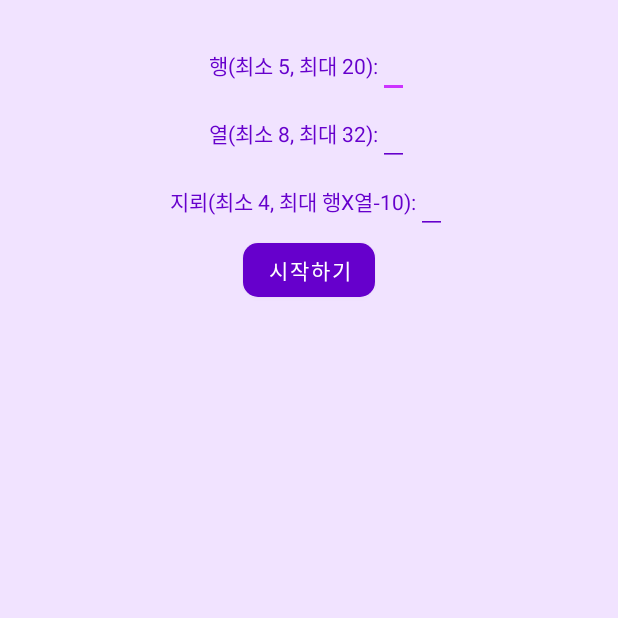
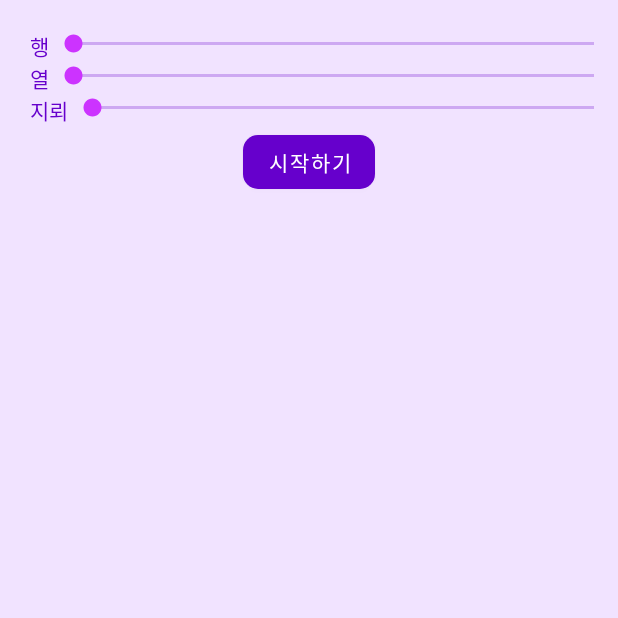
Before and after one commit to fabbitox/MineSweeperPR, an Android app: the screen it shows after launch (MainActivity), on a phone screen of 412 x 824 dp, the top half of it. Run offline under Robolectric (Android 15) with nearby library versions, the phone set to English and light mode, and no system bars.

Commit message:
change input to seekBar add overFlag

```diff
--- a/app/src/main/java/com/first/minesweeperpr/MainActivity.java
+++ b/app/src/main/java/com/first/minesweeperpr/MainActivity.java
@@ -5,9 +5,9 @@ import androidx.appcompat.app.AppCompatActivity;
 import android.os.Bundle;
 import android.view.View;
 import android.widget.Button;
-import android.widget.EditText;
 import android.widget.ImageButton;
 import android.widget.ImageView;
+import android.widget.SeekBar;
 import android.widget.TableLayout;
 import android.widget.TableRow;
 import android.widget.TextView;
@@ -24,6 +24,8 @@ public class MainActivity extends AppCompatActivity {
     private Queue<Integer> toBeOpen;
     private int remainedBombCount;
     private TextView remainedTv;
+    private boolean overFlag;
+
 
     @Override
     protected void onCreate(Bundle savedInstanceState) {
@@ -32,69 +34,95 @@ public class MainActivity extends AppCompatActivity {
 
         board = findViewById(R.id.board);
         View valueInput = findViewById(R.id.value_input);
-        EditText columnInput = findViewById(R.id.column_input);
-        EditText rowInput = findViewById(R.id.row_input);
-        EditText bombInput = findViewById(R.id.bomb_input);
+        TextView colText = findViewById(R.id.column_text);
+        TextView rowText = findViewById(R.id.row_text);
+        TextView bombText = findViewById(R.id.bomb_text);
+        SeekBar colBar = findViewById(R.id.column_bar);
+        SeekBar rowBar = findViewById(R.id.row_bar);
+        SeekBar bombBar = findViewById(R.id.bomb_bar);
         Button startBtn = findViewById(R.id.start_btn);
         Button restartBtn = findViewById(R.id.restart_btn);
         View root = findViewById(R.id.root);
         root.setBackgroundColor(0xcceeddff);// 배경 색
         remainedTv = findViewById(R.id.remained_count);
-
-        int columnMin = 5;
-        int rowMin = 8;
-        int bombMin = 4;
-        int columnMax = 20;
-        int rowMax = 32;
+        overFlag = false;
 
         game = Game.getInstance();
         toBeOpen = new LinkedList<>();
 
+        final int[] counts = {16, 16, 40};
+
+        colBar.setOnSeekBarChangeListener(new SeekBar.OnSeekBarChangeListener() {
+            @Override
+            public void onProgressChanged(SeekBar seekBar, int progress, boolean fromUser) {
+                colText.setText(String.valueOf(progress + 5));
+                counts[0] = progress + 5;
+                bombBar.setMax(counts[0] * counts[1] - 14);
+            }
+
+            @Override
+            public void onStartTrackingTouch(SeekBar seekBar) {
+
+            }
+
+            @Override
+            public void onStopTrackingTouch(SeekBar seekBar) {
+
+            }
+        });
+        rowBar.setOnSeekBarChangeListener(new SeekBar.OnSeekBarChangeListener() {
+            @Override
+            public void onProgressChanged(SeekBar seekBar, int progress, boolean fromUser) {
+                rowText.setText(String.valueOf(progress + 8));
+                counts[1] = progress + 8;
+                bombBar.setMax(counts[0] * counts[1] - 14);
+            }
+
+            @Override
+            public void onStartTrackingTouch(SeekBar seekBar) {
+
+            }
+
+            @Override
+            public void onStopTrackingTouch(SeekBar seekBar) {
+
+            }
+        });
+        bombBar.setOnSeekBarChangeListener(new SeekBar.OnSeekBarChangeListener() {
+            @Override
+            public void onProgressChanged(SeekBar seekBar, int progress, boolean fromUser) {
+                bombText.setText(String.valueOf(progress + 4));
+                counts[2] = progress + 4;
+            }
+
+            @Override
+            public void onStartTrackingTouch(SeekBar seekBar) {
+
+            }
+
+            @Override
+            public void onStopTrackingTouch(SeekBar seekBar) {
+
+            }
+        });
+
         startBtn.setOnClickListener(v -> {
             getBoardSize();
             // 값 받기
-            String columnStr = columnInput.getText().toString();
-            String rowStr = rowInput.getText().toString();
-            String bombStr = bombInput.getText().toString();
-            // 값이 있을 때
-            if (!columnStr.equals("") && !rowStr.equals("") && !bombStr.equals("")) {
-                int column = Integer.parseInt(columnStr);
-                int row = Integer.parseInt(rowStr);
-                int bomb = Integer.parseInt(bombStr);
-                // 값이 범위 내인지
-                boolean columnBigger = column > columnMax;
-                boolean rowBigger = row > rowMax;
-                boolean columnSmaller = column < columnMin;
-                boolean rowSmaller = row < rowMin;
-                // 범위 밖이면 조절
-                if (columnBigger) column = columnMax;
-                else if (columnSmaller) column = columnMin;
-                if (rowBigger) row = rowMax;
-                else if (rowSmaller) row = rowMin;
-                // 폭탄 수
-                int bombMax = column * row - 10;
-                boolean bombBigger = bomb > bombMax;
-                boolean bombSmaller = bomb < bombMin;
-                if (bombBigger) bomb = bombMax;
-                else if (bombSmaller) bomb = bombMin;
-                remainedBombCount = bomb;// 남은 폭탄 수 설정
-
-                fillBoard(column, row, bomb);
-                valueInput.setVisibility(View.INVISIBLE);
-                restartBtn.setVisibility(View.VISIBLE);
-                remainedTv.setText(String.valueOf(remainedBombCount));
-                remainedTv.setVisibility(View.VISIBLE);
-            }
+            fillBoard(counts[0], counts[1], counts[2]);
+            remainedBombCount = counts[2];
+            valueInput.setVisibility(View.INVISIBLE);
+            restartBtn.setVisibility(View.VISIBLE);
+            remainedTv.setText(String.valueOf(remainedBombCount));
+            remainedTv.setVisibility(View.VISIBLE);
         });
         // 초기화해서 다시 시작할 수 있도록
         restartBtn.setOnClickListener(v -> {
             valueInput.setVisibility(View.VISIBLE);
             restartBtn.setVisibility(View.INVISIBLE);
             remainedTv.setVisibility(View.INVISIBLE);
+            overFlag = false;
             board.removeAllViews();
-            columnInput.setText("");
-            rowInput.setText("");
-            bombInput.setText("");
         });
     }
 
@@ -128,7 +156,7 @@ public class MainActivity extends AppCompatActivity {
                 ib.setOnClickListener(v -> {
                     ImageButton currIb = (ImageButton)v;
                     if (!getFlagState(currIb)) {// 깃발 표시 안 했을 때
-                        open((ImageButton) v, index);
+                        open(currIb, index);
                     }
                 });
                 ib.setOnLongClickListener(v -> {
@@ -155,7 +183,10 @@ public class MainActivity extends AppCompatActivity {
         game.setImage(ib, index);
         game.setOpened(index);
         int aroundBomb = game.countAround(index);
-        if (aroundBomb == 0 && !game.isBomb(index)) {// 주위에 폭탄 없을 때, 폭탄일 때는 게임 종료니까 따로
+        if (game.isBomb(index)) {
+            overFlag = true;
+        }
+        if (aroundBomb == 0) {
             openAdjCells(index);
         }
     }
--- a/app/src/main/res/layout/activity_main.xml
+++ b/app/src/main/res/layout/activity_main.xml
@@ -25,18 +25,16 @@
                 android:id="@+id/column_text"
                 android:layout_width="wrap_content"
                 android:layout_height="wrap_content"
+                android:layout_marginStart="20dp"
                 android:text="@string/column_text"
                 android:textColor="#6600CC" />
 
-            <EditText
-                android:id="@+id/column_input"
-                android:layout_width="wrap_content"
+            <SeekBar
+                android:id="@+id/column_bar"
+                android:layout_width="match_parent"
                 android:layout_height="wrap_content"
-                android:importantForAutofill="no"
-                android:inputType="number"
-                android:labelFor="@id/column_input"
-                android:textColor="#6600CC"
-                android:textColorHint="#6600CC" />
+                android:max="15" />
+
         </LinearLayout>
 
         <LinearLayout
@@ -49,18 +47,16 @@
                 android:id="@+id/row_text"
                 android:layout_width="wrap_content"
                 android:layout_height="wrap_content"
+                android:layout_marginStart="20dp"
                 android:text="@string/row_text"
                 android:textColor="#6600CC" />
 
-            <EditText
-                android:id="@+id/row_input"
-                android:layout_width="wrap_content"
+            <SeekBar
+                android:id="@+id/row_bar"
+                android:layout_width="match_parent"
                 android:layout_height="wrap_content"
-                android:importantForAutofill="no"
-                android:inputType="number"
-                android:labelFor="@id/row_input"
-                android:textColor="#6600CC"
-                android:textColorHint="#6600CC" />
+                android:max="24" />
+
         </LinearLayout>
 
         <LinearLayout
@@ -73,18 +69,16 @@
                 android:id="@+id/bomb_text"
                 android:layout_width="wrap_content"
                 android:layout_height="wrap_content"
+                android:layout_marginStart="20dp"
                 android:text="@string/bomb_text"
                 android:textColor="#6600CC" />
 
-            <EditText
-                android:id="@+id/bomb_input"
-                android:layout_width="wrap_content"
+            <SeekBar
+                android:id="@+id/bomb_bar"
+                android:layout_width="match_parent"
                 android:layout_height="wrap_content"
-                android:importantForAutofill="no"
-                android:inputType="number"
-                android:labelFor="@id/bomb_input"
-                android:textColor="#6600CC"
-                android:textColorHint="#6600CC" />
+                android:max="626" />
+
         </LinearLayout>
 
         <Button
@@ -125,12 +119,12 @@
         android:layout_width="wrap_content"
         android:layout_height="wrap_content"
         android:layout_gravity="bottom|start"
-        android:layout_marginStart="85dp"
+        android:layout_marginStart="80dp"
         android:layout_marginBottom="10dp"
         android:text="@string/count_3digit_sample"
         android:textAlignment="center"
         android:textColor="#6600CC"
-        android:textSize="36sp"
+        android:textSize="32sp"
         android:visibility="invisible"
         tools:ignore="RtlCompat" />
 
@@ -144,7 +138,7 @@
         android:text="@string/count_3digit_sample"
         android:textAlignment="center"
         android:textColor="#9933FF"
-        android:textSize="36sp"
+        android:textSize="32sp"
         android:visibility="invisible"
         tools:ignore="RtlCompat" />
 
--- a/app/src/main/res/values/strings.xml
+++ b/app/src/main/res/values/strings.xml
@@ -1,8 +1,8 @@
 <resources>
     <string name="app_name">MinesweeperPR</string>
-    <string name="column_text">행(최소 5, 최대 20):</string>
-    <string name="row_text">열(최소 8, 최대 32):</string>
-    <string name="bomb_text">지뢰(최소 4, 최대 행X열-10):</string>
+    <string name="column_text">행</string>
+    <string name="row_text">열</string>
+    <string name="bomb_text">지뢰</string>
     <string name="start_text">시작하기</string>
     <string name="restart_text">다시시작</string>
     <string name="blank"> </string>
```
Also changed, not shown: app/src/main/java/com/first/minesweeperpr/Game.java (+19 -17 lines).
